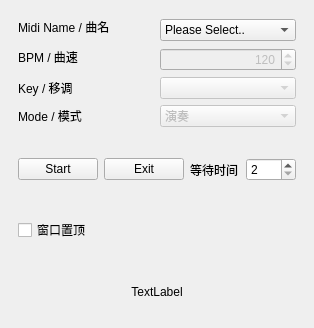
First picture: the form in mainwindow.ui, repository WitchElaina/Genshin_Zither_Player, before the edit.
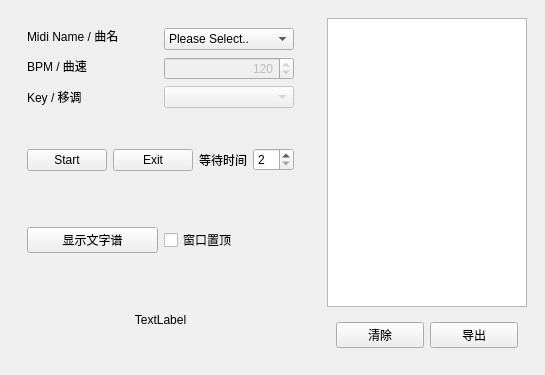
Second picture: the form after the edit.

```diff
--- a/mainwindow.ui
+++ b/mainwindow.ui
@@ -6,8 +6,8 @@
    <rect>
     <x>0</x>
     <y>0</y>
-    <width>314</width>
-    <height>328</height>
+    <width>545</width>
+    <height>375</height>
    </rect>
   </property>
   <property name="sizePolicy">
@@ -26,40 +26,13 @@
    <string>Genshin Zither Player</string>
   </property>
   <widget class="QWidget" name="centralwidget">
+   <layout class="QHBoxLayout" name="horizontalLayout_3">
+    <item>
+     <widget class="QWidget" name="widget_4" native="true">
    <layout class="QVBoxLayout" name="verticalLayout">
     <item>
      <widget class="QWidget" name="widget" native="true">
       <layout class="QGridLayout" name="gridLayout">
-       <item row="0" column="1" rowspan="2">
-        <widget class="QComboBox" name="comboBox_mid_name">
-         <item>
-          <property name="text">
-           <string>Please Select..</string>
-          </property>
-         </item>
-        </widget>
-       </item>
-       <item row="3" column="1">
-        <widget class="QComboBox" name="comboBox_key">
-         <property name="enabled">
-          <bool>false</bool>
-         </property>
-        </widget>
-       </item>
-       <item row="1" column="0" rowspan="2">
-        <widget class="QLabel" name="label_2">
-         <property name="text">
-          <string>BPM / 曲速</string>
-         </property>
-        </widget>
-       </item>
-       <item row="0" column="0">
-        <widget class="QLabel" name="label">
-         <property name="text">
-          <string>Midi Name / 曲名</string>
-         </property>
-        </widget>
-       </item>
        <item row="2" column="1">
         <widget class="QSpinBox" name="spinBox_bpm">
          <property name="enabled">
@@ -85,6 +58,29 @@
          </property>
         </widget>
        </item>
+          <item row="0" column="1" rowspan="2">
+           <widget class="QComboBox" name="comboBox_mid_name">
+            <item>
+             <property name="text">
+              <string>Please Select..</string>
+             </property>
+            </item>
+           </widget>
+          </item>
+          <item row="3" column="1">
+           <widget class="QComboBox" name="comboBox_key">
+            <property name="enabled">
+             <bool>false</bool>
+            </property>
+           </widget>
+          </item>
+          <item row="0" column="0">
+           <widget class="QLabel" name="label">
+            <property name="text">
+             <string>Midi Name / 曲名</string>
+            </property>
+           </widget>
+          </item>
        <item row="3" column="0">
         <widget class="QLabel" name="label_3">
          <property name="text">
@@ -92,27 +88,10 @@
          </property>
         </widget>
        </item>
-       <item row="4" column="1">
-        <widget class="QComboBox" name="comboBox_play_mode">
-         <property name="enabled">
-          <bool>false</bool>
-         </property>
-         <item>
+          <item row="1" column="0" rowspan="2">
+           <widget class="QLabel" name="label_2">
           <property name="text">
-           <string>演奏</string>
-          </property>
-         </item>
-         <item>
-          <property name="text">
-           <string>制谱</string>
-          </property>
-         </item>
-        </widget>
-       </item>
-       <item row="4" column="0">
-        <widget class="QLabel" name="label_5">
-         <property name="text">
-          <string>Mode / 模式</string>
+             <string>BPM / 曲速</string>
          </property>
         </widget>
        </item>
@@ -160,8 +139,15 @@
      </widget>
     </item>
     <item>
-     <widget class="QWidget" name="widget_4" native="true">
-      <layout class="QHBoxLayout" name="horizontalLayout_3">
+        <widget class="QWidget" name="widget_5" native="true">
+         <layout class="QHBoxLayout" name="horizontalLayout_4">
+          <item>
+           <widget class="QPushButton" name="pushButton_show">
+            <property name="text">
+             <string>显示文字谱</string>
+            </property>
+           </widget>
+          </item>
        <item>
         <widget class="QCheckBox" name="checkBox_popup">
          <property name="text">
@@ -191,6 +177,45 @@
          <property name="wordWrap">
           <bool>true</bool>
          </property>
+           </widget>
+          </item>
+         </layout>
+        </widget>
+       </item>
+      </layout>
+     </widget>
+    </item>
+    <item>
+     <widget class="QWidget" name="widget_6" native="true">
+      <property name="enabled">
+       <bool>true</bool>
+      </property>
+      <layout class="QVBoxLayout" name="verticalLayout_2">
+       <item>
+        <widget class="QTextEdit" name="textEdit">
+         <property name="readOnly">
+          <bool>true</bool>
+         </property>
+        </widget>
+       </item>
+       <item>
+        <widget class="QWidget" name="widget_7" native="true">
+         <layout class="QHBoxLayout" name="horizontalLayout_5">
+          <item>
+           <widget class="QPushButton" name="pushButton_clear">
+            <property name="text">
+             <string>清除</string>
+            </property>
+           </widget>
+          </item>
+          <item>
+           <widget class="QPushButton" name="pushButton_export">
+            <property name="text">
+             <string>导出</string>
+            </property>
+           </widget>
+          </item>
+         </layout>
         </widget>
        </item>
       </layout>
```
Lines whose indentation alone changed are shown as unchanged.
